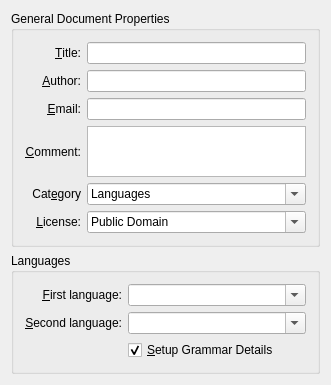
This is src/settings/documentproperties.ui in KDE/parley as Qt 5 draws it before an edit. The edited form follows.
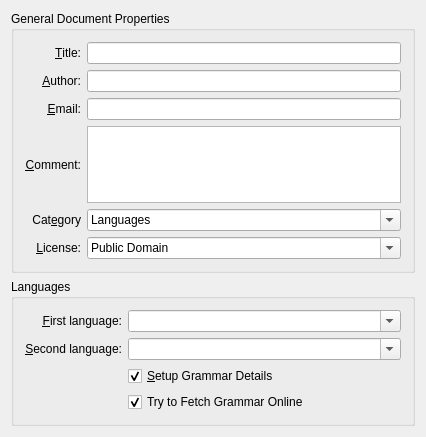
This is the edited form. Custom widgets are drawn as their Qt base class.

Commit message: some cleanup, add a checkbox to disallow fetching grammar online

Patch:
```diff
--- a/src/settings/documentproperties.ui
+++ b/src/settings/documentproperties.ui
@@ -5,8 +5,8 @@
    <rect>
     <x>0</x>
     <y>0</y>
-    <width>331</width>
-    <height>385</height>
+    <width>426</width>
+    <height>437</height>
    </rect>
   </property>
   <property name="minimumSize" >
@@ -302,6 +302,16 @@
         </property>
        </widget>
       </item>
+      <item row="5" column="2" >
+       <widget class="QCheckBox" name="fetchGrammarOnlineCheckBox" >
+        <property name="text" >
+         <string comment="Attept to download grammar properties for the selected languages" >Try to Fetch Grammar Online</string>
+        </property>
+        <property name="checked" >
+         <bool>true</bool>
+        </property>
+       </widget>
+      </item>
      </layout>
     </widget>
    </item>
```
Left out of the diff: 2 changed lines with no effect on the pictures. The commit also changes 2 other files.
